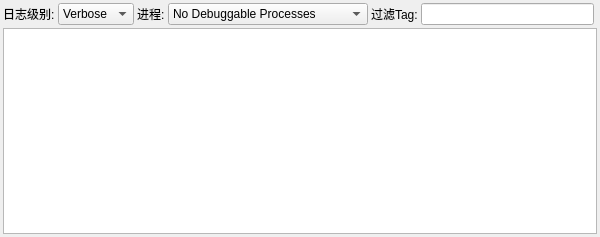
Before: the Qt Designer form cconsoleform.ui in LeZheng/Canary-Adb, drawn with Qt 5.
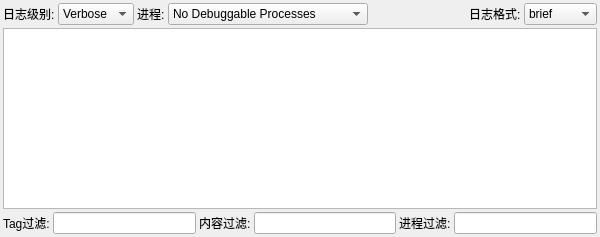
After: the same form once the commit is applied.

```diff
--- a/cconsoleform.ui
+++ b/cconsoleform.ui
@@ -35,10 +35,12 @@
    <property name="spacing">
     <number>3</number>
    </property>
-   <item row="1" column="0" colspan="7">
-    <widget class="QTextEdit" name="textEdit"/>
-   </item>
    <item row="0" column="0">
+    <layout class="QHBoxLayout" name="horizontalLayout_2">
+     <property name="spacing">
+      <number>3</number>
+     </property>
+     <item>
     <widget class="QLabel" name="label">
      <property name="sizePolicy">
       <sizepolicy hsizetype="Minimum" vsizetype="Minimum">
@@ -51,8 +53,8 @@
      </property>
     </widget>
    </item>
-   <item row="0" column="1">
-    <widget class="QComboBox" name="comboBox">
+     <item>
+      <widget class="QComboBox" name="logLevelComboBox">
      <item>
       <property name="text">
        <string>Verbose</string>
@@ -85,11 +87,21 @@
      </item>
     </widget>
    </item>
-   <item row="0" column="5">
-    <widget class="QLineEdit" name="lineEdit"/>
-   </item>
-   <item row="0" column="3">
-    <widget class="QComboBox" name="comboBox_2">
+     <item>
+      <widget class="QLabel" name="label_2">
+       <property name="sizePolicy">
+        <sizepolicy hsizetype="Minimum" vsizetype="Minimum">
+         <horstretch>0</horstretch>
+         <verstretch>0</verstretch>
+        </sizepolicy>
+       </property>
+       <property name="text">
+        <string>进程:</string>
+       </property>
+      </widget>
+     </item>
+     <item>
+      <widget class="QComboBox" name="processComboBox">
      <property name="minimumSize">
       <size>
        <width>200</width>
@@ -103,19 +115,131 @@
      </item>
     </widget>
    </item>
-   <item row="0" column="2">
-    <widget class="QLabel" name="label_2">
+     <item>
+      <spacer name="horizontalSpacer">
+       <property name="orientation">
+        <enum>Qt::Horizontal</enum>
+       </property>
+       <property name="sizeHint" stdset="0">
+        <size>
+         <width>40</width>
+         <height>20</height>
+        </size>
+       </property>
+      </spacer>
+     </item>
+     <item>
+      <widget class="QLabel" name="label_4">
+       <property name="sizePolicy">
+        <sizepolicy hsizetype="Minimum" vsizetype="Minimum">
+         <horstretch>0</horstretch>
+         <verstretch>0</verstretch>
+        </sizepolicy>
+       </property>
      <property name="text">
-      <string>进程:</string>
+        <string>日志格式:</string>
      </property>
     </widget>
    </item>
-   <item row="0" column="4">
+     <item>
+      <widget class="QComboBox" name="logFormatComboBox">
+       <item>
+        <property name="text">
+         <string>brief</string>
+        </property>
+       </item>
+       <item>
+        <property name="text">
+         <string>process</string>
+        </property>
+       </item>
+       <item>
+        <property name="text">
+         <string>tag</string>
+        </property>
+       </item>
+       <item>
+        <property name="text">
+         <string>thread</string>
+        </property>
+       </item>
+       <item>
+        <property name="text">
+         <string>raw</string>
+        </property>
+       </item>
+       <item>
+        <property name="text">
+         <string>time</string>
+        </property>
+       </item>
+       <item>
+        <property name="text">
+         <string>long</string>
+        </property>
+       </item>
+      </widget>
+     </item>
+    </layout>
+   </item>
+   <item row="1" column="0">
+    <widget class="QTextEdit" name="logContentTextEdit">
+     <property name="contextMenuPolicy">
+      <enum>Qt::CustomContextMenu</enum>
+     </property>
+     <property name="readOnly">
+      <bool>true</bool>
+     </property>
+    </widget>
+   </item>
+   <item row="2" column="0">
+    <layout class="QHBoxLayout" name="horizontalLayout">
+     <property name="spacing">
+      <number>3</number>
+     </property>
+     <item>
     <widget class="QLabel" name="label_3">
      <property name="text">
-      <string>过滤Tag:</string>
-     </property>
-    </widget>
+        <string>Tag过滤:</string>
+       </property>
+      </widget>
+     </item>
+     <item>
+      <widget class="QLineEdit" name="filterTagLineEdit">
+       <property name="clearButtonEnabled">
+        <bool>true</bool>
+       </property>
+      </widget>
+     </item>
+     <item>
+      <widget class="QLabel" name="label_5">
+       <property name="text">
+        <string>内容过滤:</string>
+       </property>
+      </widget>
+     </item>
+     <item>
+      <widget class="QLineEdit" name="filterContentLineEdit">
+       <property name="clearButtonEnabled">
+        <bool>true</bool>
+       </property>
+      </widget>
+     </item>
+     <item>
+      <widget class="QLabel" name="label_6">
+       <property name="text">
+        <string>进程过滤:</string>
+       </property>
+      </widget>
+     </item>
+     <item>
+      <widget class="QLineEdit" name="filterPIDLineEdit">
+       <property name="clearButtonEnabled">
+        <bool>true</bool>
+       </property>
+      </widget>
+     </item>
+    </layout>
    </item>
   </layout>
  </widget>
```
Lines whose indentation alone changed are shown as unchanged.
